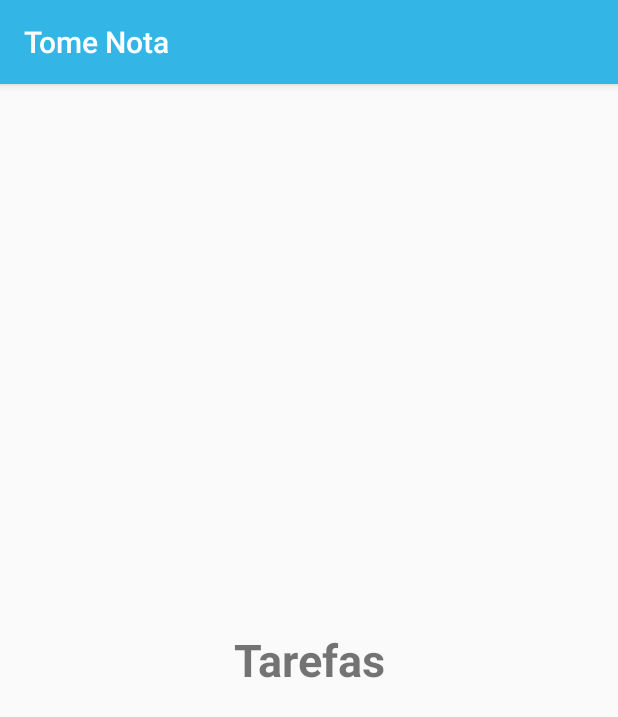
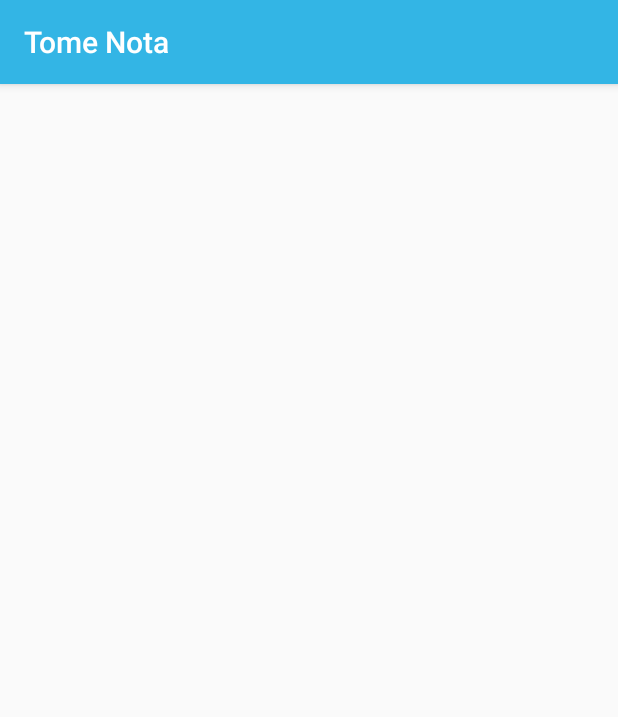
Before and after one commit to FerreirinhaJean/tome-nota, an Android app: the fragment TarefasFragment shown on its own in the app's theme, on a phone screen of 412 x 824 dp. Shown: the top 717 px of the screen. Run offline under Robolectric (Android 15) with nearby library versions, the phone set to English and light mode, and no system bars.

Commit message:
Adapter tarefas iniciado

```diff
--- a/app/src/main/java/com/takenote/tomenota/controller/activity/NovaAnotacaoActivity.java
+++ b/app/src/main/java/com/takenote/tomenota/controller/activity/NovaAnotacaoActivity.java
@@ -81,6 +81,10 @@ public class NovaAnotacaoActivity extends AppCompatActivity {
                 }
                 break;
 
+            case android.R.id.home:
+                finish();
+                break;
+
         }
 
 
--- a/app/src/main/java/com/takenote/tomenota/controller/fragment/TarefasFragment.java
+++ b/app/src/main/java/com/takenote/tomenota/controller/fragment/TarefasFragment.java
@@ -4,17 +4,28 @@ package com.takenote.tomenota.controller.fragment;
 import android.os.Bundle;
 
 import androidx.fragment.app.Fragment;
+import androidx.recyclerview.widget.RecyclerView;
 
 import android.view.LayoutInflater;
 import android.view.View;
 import android.view.ViewGroup;
 
 import com.takenote.tomenota.R;
+import com.takenote.tomenota.controller.adapter.AdapterTarefas;
+import com.takenote.tomenota.model.entities.Tarefa;
+import com.takenote.tomenota.model.helper.TarefaDAO;
+
+import java.util.List;
 
 /**
  * A simple {@link Fragment} subclass.
  */
 public class TarefasFragment extends Fragment {
+
+    private RecyclerView recyclerTarefas;
+    private AdapterTarefas adapterTarefas;
+    private List<Tarefa> listaTarefas;
+    private TarefaDAO tarefaDAO;
 
 
     public TarefasFragment() {
@@ -25,8 +36,13 @@ public class TarefasFragment extends Fragment {
     @Override
     public View onCreateView(LayoutInflater inflater, ViewGroup container,
                              Bundle savedInstanceState) {
-        // Inflate the layout for this fragment
-        return inflater.inflate(R.layout.fragment_tarefas, container, false);
+
+        View view = inflater.inflate(R.layout.fragment_tarefas, container, false);
+
+        recyclerTarefas = view.findViewById(R.id.recyclerTarefas);
+
+        return view;
+
     }
 
 }
--- a/app/src/main/java/com/takenote/tomenota/model/helper/AnotacaoDAO.java
+++ b/app/src/main/java/com/takenote/tomenota/model/helper/AnotacaoDAO.java
@@ -48,6 +48,7 @@ public class AnotacaoDAO implements IAnotacaoDao {
             write.update(Db.TABELA_ANOTACOES, cv, "id = ?", args);
         } catch (Exception e) {
             Log.i("INFO", "Erro ao atualizar anotacao " + e.getMessage());
+            return false;
         }
         return true;
     }
@@ -57,7 +58,7 @@ public class AnotacaoDAO implements IAnotacaoDao {
         try {
             write.delete(Db.TABELA_ANOTACOES, "id = ?", new String[]{String.valueOf(anotacao.getId())});
         } catch (Exception e) {
-            Log.e("INFO", "Erro ao deletar anotacao " + e.getMessage());
+            Log.i("INFO", "Erro ao deletar anotacao " + e.getMessage());
             return false;
         }
 
--- /dev/null
+++ b/app/src/main/res/drawable/ic_alarme_24dp.xml
@@ -0,0 +1,5 @@
+<vector android:height="24dp" android:tint="#FFFFFF"
+    android:viewportHeight="24.0" android:viewportWidth="24.0"
+    android:width="24dp" xmlns:android="http://schemas.android.com/apk/res/android">
+    <path android:fillColor="#FF000000" android:pathData="M22,5.72l-4.6,-3.86 -1.29,1.53 4.6,3.86L22,5.72zM7.88,3.39L6.6,1.86 2,5.71l1.29,1.53 4.59,-3.85zM12.5,8L11,8v6l4.75,2.85 0.75,-1.23 -4,-2.37L12.5,8zM12,4c-4.97,0 -9,4.03 -9,9s4.02,9 9,9c4.97,0 9,-4.03 9,-9s-4.03,-9 -9,-9zM12,20c-3.87,0 -7,-3.13 -7,-7s3.13,-7 7,-7 7,3.13 7,7 -3.13,7 -7,7z"/>
+</vector>
--- a/app/src/main/res/layout/fragment_tarefas.xml
+++ b/app/src/main/res/layout/fragment_tarefas.xml
@@ -1,17 +1,24 @@
 <?xml version="1.0" encoding="utf-8"?>
-<FrameLayout xmlns:android="http://schemas.android.com/apk/res/android"
+<androidx.constraintlayout.widget.ConstraintLayout xmlns:android="http://schemas.android.com/apk/res/android"
+    xmlns:app="http://schemas.android.com/apk/res-auto"
     xmlns:tools="http://schemas.android.com/tools"
     android:layout_width="match_parent"
     android:layout_height="match_parent"
     tools:context=".controller.fragment.TarefasFragment">
 
-    <!-- TODO: Update blank fragment layout -->
-    <TextView
-        android:layout_width="match_parent"
-        android:layout_height="match_parent"
-        android:gravity="center"
-        android:text="Tarefas"
-        android:textSize="30sp"
-        android:textStyle="bold" />
-
-</FrameLayout>
+    <androidx.recyclerview.widget.RecyclerView
+        android:id="@+id/recyclerTarefas"
+        android:layout_width="0dp"
+        android:layout_height="0dp"
+        android:layout_margin="6dp"
+        android:layout_marginStart="6dp"
+        android:layout_marginLeft="6dp"
+        android:layout_marginTop="6dp"
+        android:layout_marginEnd="6dp"
+        android:layout_marginRight="6dp"
+        android:layout_marginBottom="6dp"
+        app:layout_constraintBottom_toBottomOf="parent"
+        app:layout_constraintEnd_toEndOf="parent"
+        app:layout_constraintStart_toStartOf="parent"
+        app:layout_constraintTop_toTopOf="parent" />
+</androidx.constraintlayout.widget.ConstraintLayout>
```
Also changed, not shown: app/src/main/java/com/takenote/tomenota/controller/activity/NovaTarefaActivity.java (+66 -0 lines), app/src/main/java/com/takenote/tomenota/controller/adapter/AdapterTarefas.java (added, +47 -0 lines), app/src/main/java/com/takenote/tomenota/controller/fragment/AnotacoesFragment.java (+18 -11 lines), app/src/main/java/com/takenote/tomenota/model/entities/Tarefa.java (+50 -0 lines), app/src/main/java/com/takenote/tomenota/model/enums/Prioridade.java (added, +7 -0 lines), app/src/main/java/com/takenote/tomenota/model/helper/TarefaDAO.java (added, +97 -0 lines), app/src/main/java/com/takenote/tomenota/model/helper/impl/ITarefaDAO.java (added, +18 -0 lines), app/src/main/java/com/takenote/tomenota/model/util/DataFormatada.java (added, +26 -0 lines), app/src/main/res/drawable/botao_customizado.xml (added, +12 -0 lines), app/src/main/res/layout/activity_nova_tarefa.xml (+12 -3 lines), app/src/main/res/layout/fragment_lista_vazia.xml (added, +20 -0 lines), app/src/main/res/layout/lista_tarefas_adapter.xml (added, +16 -0 lines).
